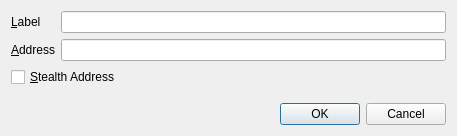
This is src/qt/forms/editaddressdialog.ui in vtorrent/vTorrent-Client as Qt 5 draws it before an edit. The edited form follows.
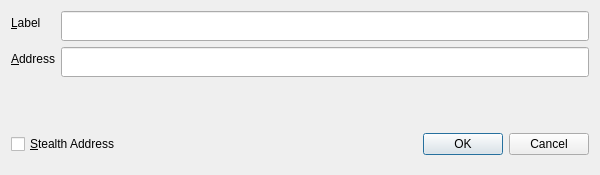
This is the edited form.

Diff of the .ui file:
```diff
--- a/src/qt/forms/editaddressdialog.ui
+++ b/src/qt/forms/editaddressdialog.ui
@@ -6,10 +6,22 @@
    <rect>
     <x>0</x>
     <y>0</y>
-    <width>457</width>
-    <height>136</height>
+    <width>600</width>
+    <height>175</height>
    </rect>
   </property>
+  <property name="minimumSize">
+   <size>
+    <width>600</width>
+    <height>175</height>
+   </size>
+  </property>
+  <property name="maximumSize">
+   <size>
+    <width>16777215</width>
+    <height>175</height>
+   </size>
+  </property>
   <property name="windowTitle">
    <string>Edit Address</string>
   </property>
@@ -31,6 +43,18 @@
      </item>
      <item row="0" column="1">
       <widget class="QLineEdit" name="labelEdit">
+       <property name="minimumSize">
+        <size>
+         <width>0</width>
+         <height>30</height>
+        </size>
+       </property>
+       <property name="maximumSize">
+        <size>
+         <width>16777215</width>
+         <height>30</height>
+        </size>
+       </property>
        <property name="toolTip">
         <string>The label associated with this address book entry</string>
        </property>
@@ -48,13 +72,41 @@
      </item>
      <item row="1" column="1">
       <widget class="QLineEdit" name="addressEdit">
+       <property name="minimumSize">
+        <size>
+         <width>0</width>
+         <height>30</height>
+        </size>
+       </property>
+       <property name="maximumSize">
+        <size>
+         <width>16777215</width>
+         <height>30</height>
+        </size>
+       </property>
        <property name="toolTip">
         <string>The address associated with this address book entry. This can only be modified for sending addresses.</string>
        </property>
       </widget>
      </item>
-     <item row="2" column="0" colspan="2">
+    </layout>
+   </item>
+   <item>
+    <layout class="QHBoxLayout" name="horizontalLayout">
+     <item>
       <widget class="QCheckBox" name="stealthCB">
+       <property name="minimumSize">
+        <size>
+         <width>0</width>
+         <height>30</height>
+        </size>
+       </property>
+       <property name="maximumSize">
+        <size>
+         <width>16777215</width>
+         <height>30</height>
+        </size>
+       </property>
        <property name="styleSheet">
         <string notr="true"/>
        </property>
@@ -63,18 +115,30 @@
        </property>
       </widget>
      </item>
+     <item>
+      <widget class="QDialogButtonBox" name="buttonBox">
+       <property name="minimumSize">
+        <size>
+         <width>0</width>
+         <height>40</height>
+        </size>
+       </property>
+       <property name="maximumSize">
+        <size>
+         <width>16777215</width>
+         <height>40</height>
+        </size>
+       </property>
+       <property name="orientation">
+        <enum>Qt::Horizontal</enum>
+       </property>
+       <property name="standardButtons">
+        <set>QDialogButtonBox::Cancel|QDialogButtonBox::Ok</set>
+       </property>
+      </widget>
+     </item>
     </layout>
    </item>
-   <item>
-    <widget class="QDialogButtonBox" name="buttonBox">
-     <property name="orientation">
-      <enum>Qt::Horizontal</enum>
-     </property>
-     <property name="standardButtons">
-      <set>QDialogButtonBox::Cancel|QDialogButtonBox::Ok</set>
-     </property>
-    </widget>
-   </item>
   </layout>
  </widget>
  <resources/>
```
Left out of the diff: 2 changed lines with no effect on the pictures.
